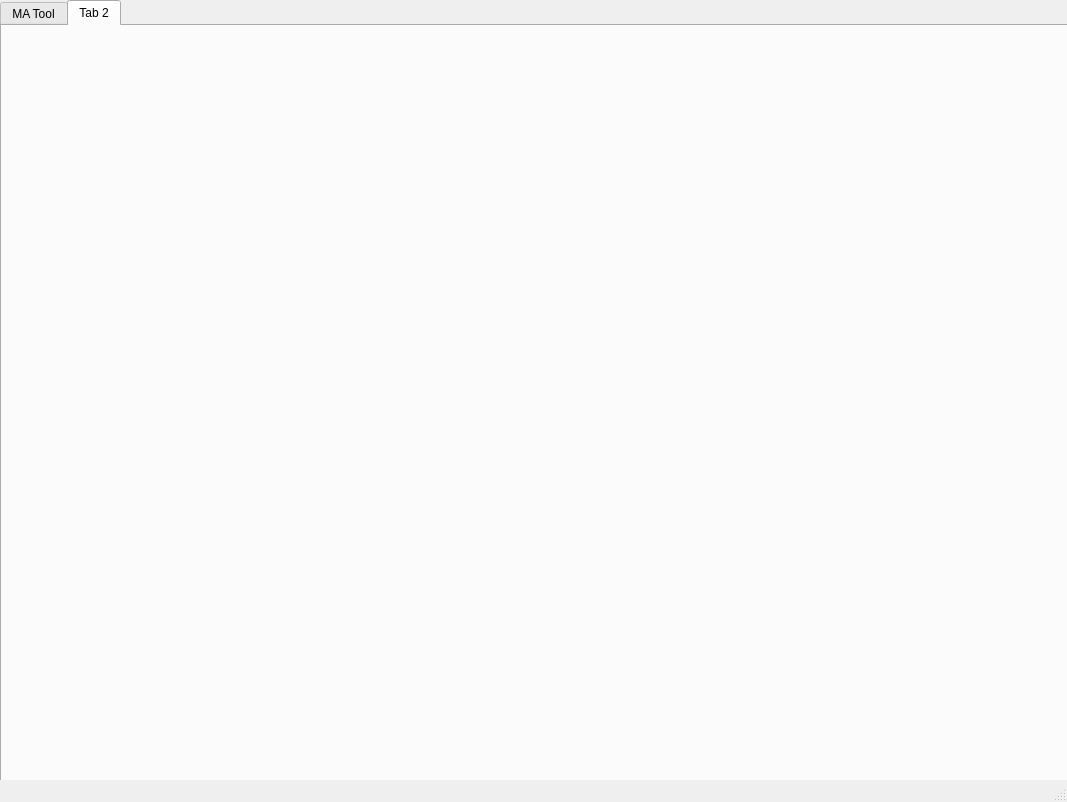
This is gui.ui in MR-Crisp/Cryptobot as Qt 5 draws it before an edit. The edited form follows.
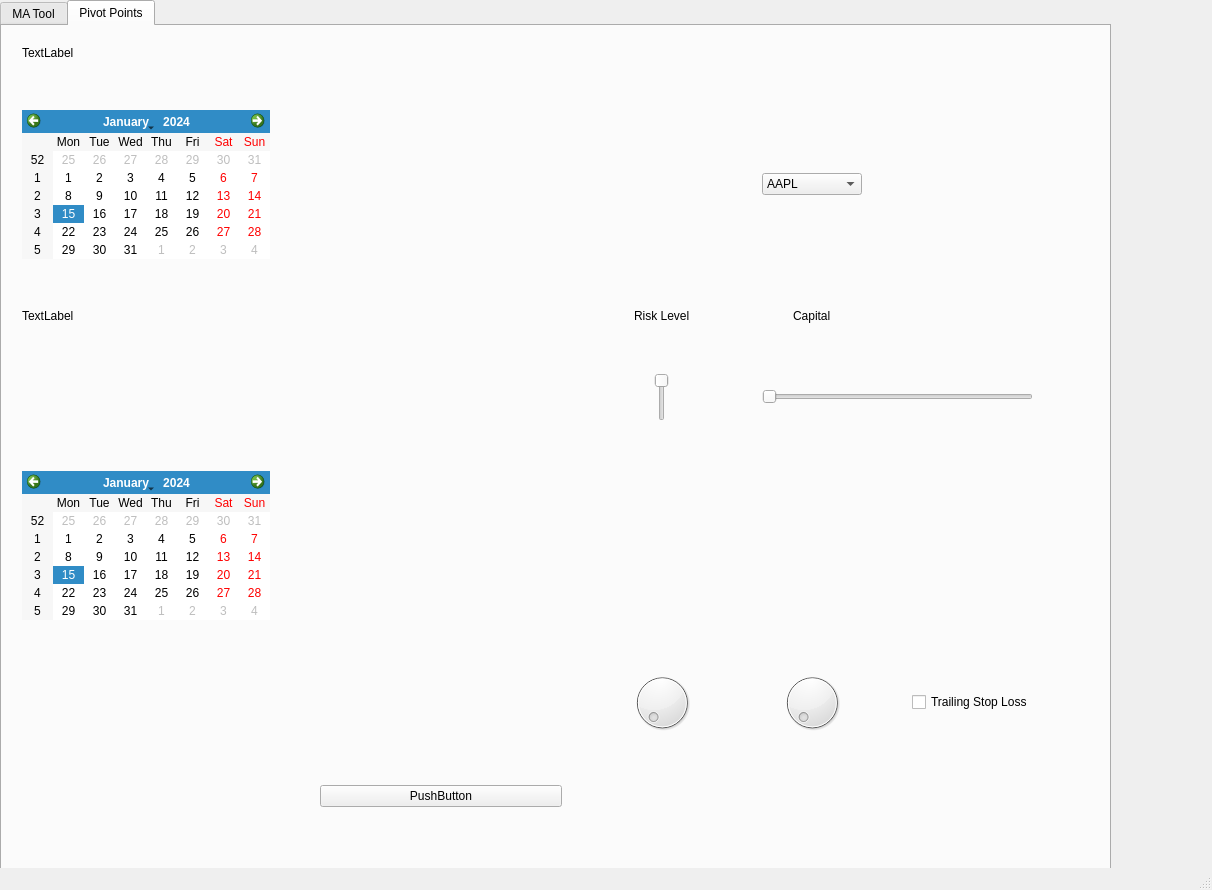
This is the edited form. The open tabs and pages were chosen to show the change.

```diff
--- a/gui.ui
+++ b/gui.ui
@@ -6,8 +6,8 @@
    <rect>
     <x>0</x>
     <y>0</y>
-    <width>1067</width>
-    <height>802</height>
+    <width>1212</width>
+    <height>890</height>
    </rect>
   </property>
   <property name="cursor">
@@ -22,10 +22,16 @@
      <rect>
       <x>0</x>
       <y>0</y>
-      <width>1071</width>
-      <height>801</height>
+      <width>1111</width>
+      <height>881</height>
      </rect>
     </property>
+    <property name="sizePolicy">
+     <sizepolicy hsizetype="Maximum" vsizetype="Maximum">
+      <horstretch>1</horstretch>
+      <verstretch>1</verstretch>
+     </sizepolicy>
+    </property>
     <property name="currentIndex">
      <number>0</number>
     </property>
@@ -222,8 +228,215 @@
     </widget>
     <widget class="QWidget" name="tab_2">
      <attribute name="title">
-      <string>Tab 2</string>
+      <string>Pivot Points</string>
      </attribute>
+     <widget class="QWidget" name="gridLayoutWidget_2">
+      <property name="geometry">
+       <rect>
+        <x>20</x>
+        <y>20</y>
+        <width>1051</width>
+        <height>781</height>
+       </rect>
+      </property>
+      <layout class="QGridLayout" name="gridLayout" rowstretch="0,0,0,0,0,0,0,0" columnstretch="0,0,0,0,0,0">
+       <property name="sizeConstraint">
+        <enum>QLayout::SetDefaultConstraint</enum>
+       </property>
+       <property name="spacing">
+        <number>50</number>
+       </property>
+       <item row="2" column="0">
+        <widget class="QLabel" name="label">
+         <property name="text">
+          <string>TextLabel</string>
+         </property>
+        </widget>
+       </item>
+       <item row="5" column="3">
+        <widget class="QDial" name="dial_2"/>
+       </item>
+       <item row="1" column="0">
+        <widget class="QCalendarWidget" name="calendarWidget"/>
+       </item>
+       <item row="0" column="0">
+        <widget class="QLabel" name="label_7">
+         <property name="text">
+          <string>TextLabel</string>
+         </property>
+        </widget>
+       </item>
+       <item row="2" column="3" alignment="Qt::AlignHCenter|Qt::AlignBottom">
+        <widget class="QLabel" name="label_9">
+         <property name="text">
+          <string>Capital</string>
+         </property>
+        </widget>
+       </item>
+       <item row="7" column="2">
+        <spacer name="horizontalSpacer_2">
+         <property name="orientation">
+          <enum>Qt::Horizontal</enum>
+         </property>
+         <property name="sizeType">
+          <enum>QSizePolicy::Fixed</enum>
+         </property>
+         <property name="sizeHint" stdset="0">
+          <size>
+           <width>100</width>
+           <height>20</height>
+          </size>
+         </property>
+        </spacer>
+       </item>
+       <item row="2" column="2" alignment="Qt::AlignHCenter|Qt::AlignBottom">
+        <widget class="QLabel" name="label_8">
+         <property name="text">
+          <string>Risk Level</string>
+         </property>
+        </widget>
+       </item>
+       <item row="1" column="3">
+        <widget class="QComboBox" name="comboBox_2">
+         <item>
+          <property name="text">
+           <string>AAPL</string>
+          </property>
+         </item>
+         <item>
+          <property name="text">
+           <string>AMZN</string>
+          </property>
+         </item>
+         <item>
+          <property name="text">
+           <string>TSLA</string>
+          </property>
+         </item>
+         <item>
+          <property name="text">
+           <string>MSFT</string>
+          </property>
+         </item>
+        </widget>
+       </item>
+       <item row="6" column="1">
+        <widget class="QPushButton" name="pushButton_3">
+         <property name="text">
+          <string>PushButton</string>
+         </property>
+        </widget>
+       </item>
+       <item row="1" column="4">
+        <spacer name="horizontalSpacer_5">
+         <property name="orientation">
+          <enum>Qt::Horizontal</enum>
+         </property>
+         <property name="sizeType">
+          <enum>QSizePolicy::Fixed</enum>
+         </property>
+         <property name="sizeHint" stdset="0">
+          <size>
+           <width>100</width>
+           <height>20</height>
+          </size>
+         </property>
+        </spacer>
+       </item>
+       <item row="5" column="4">
+        <widget class="QCheckBox" name="checkBox">
+         <property name="text">
+          <string>Trailing Stop Loss</string>
+         </property>
+        </widget>
+       </item>
+       <item row="5" column="1">
+        <spacer name="verticalSpacer">
+         <property name="orientation">
+          <enum>Qt::Vertical</enum>
+         </property>
+         <property name="sizeHint" stdset="0">
+          <size>
+           <width>20</width>
+           <height>40</height>
+          </size>
+         </property>
+        </spacer>
+       </item>
+       <item row="4" column="1">
+        <spacer name="horizontalSpacer">
+         <property name="orientation">
+          <enum>Qt::Horizontal</enum>
+         </property>
+         <property name="sizeHint" stdset="0">
+          <size>
+           <width>40</width>
+           <height>20</height>
+          </size>
+         </property>
+        </spacer>
+       </item>
+       <item row="3" column="2" alignment="Qt::AlignHCenter">
+        <widget class="QSlider" name="verticalSlider">
+         <property name="orientation">
+          <enum>Qt::Vertical</enum>
+         </property>
+         <property name="invertedAppearance">
+          <bool>true</bool>
+         </property>
+        </widget>
+       </item>
+       <item row="3" column="1">
+        <spacer name="verticalSpacer_2">
+         <property name="orientation">
+          <enum>Qt::Vertical</enum>
+         </property>
+         <property name="sizeType">
+          <enum>QSizePolicy::Fixed</enum>
+         </property>
+         <property name="sizeHint" stdset="0">
+          <size>
+           <width>20</width>
+           <height>40</height>
+          </size>
+         </property>
+        </spacer>
+       </item>
+       <item row="3" column="3" colspan="2">
+        <widget class="QSlider" name="horizontalSlider_2">
+         <property name="orientation">
+          <enum>Qt::Horizontal</enum>
+         </property>
+        </widget>
+       </item>
+       <item row="4" column="0">
+        <widget class="QCalendarWidget" name="calendarWidget_2"/>
+       </item>
+       <item row="5" column="2">
+        <widget class="QDial" name="dial">
+         <property name="invertedAppearance">
+          <bool>false</bool>
+         </property>
+        </widget>
+       </item>
+       <item row="3" column="5">
+        <spacer name="horizontalSpacer_6">
+         <property name="orientation">
+          <enum>Qt::Horizontal</enum>
+         </property>
+         <property name="sizeType">
+          <enum>QSizePolicy::Fixed</enum>
+         </property>
+         <property name="sizeHint" stdset="0">
+          <size>
+           <width>40</width>
+           <height>20</height>
+          </size>
+         </property>
+        </spacer>
+       </item>
+      </layout>
+     </widget>
     </widget>
    </widget>
   </widget>
```
Left out of the diff: 6 changed lines with no effect on the pictures.
